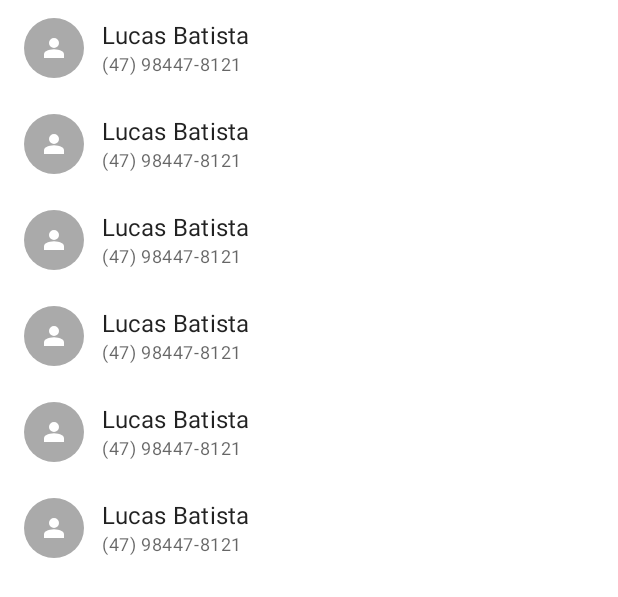
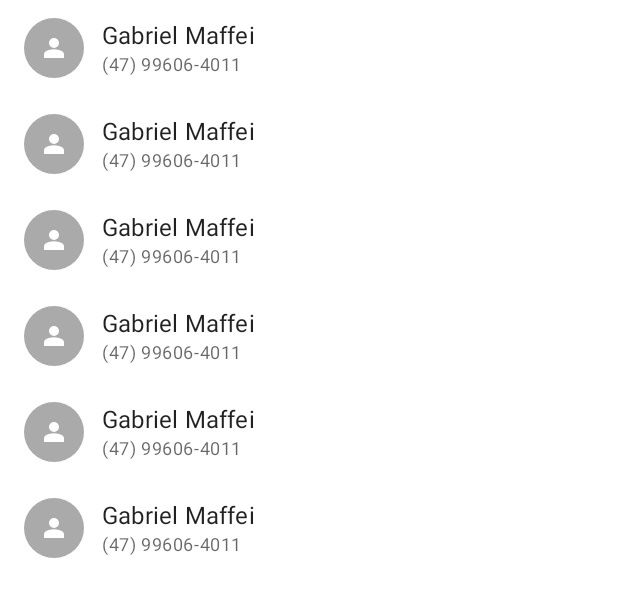
Before and after one commit to GabMaffei/Contatos_GNV, an Android app: the layout fragment_contact_list.xml on its own in the app's theme, with its tools: preview values and no code run, on a phone screen of 412 x 824 dp. Shown: the top 597 px of the screen. Run offline under Robolectric (Android 15) with nearby library versions, the phone set to English and light mode, and no system bars.

Commit message:
Updated defaults.

```diff
--- a/app/src/main/res/layout/contact_list_item.xml
+++ b/app/src/main/res/layout/contact_list_item.xml
@@ -31,13 +31,13 @@
             style="@style/TextAppearance.MaterialComponents.Subtitle1"
             android:layout_width="match_parent"
             android:layout_height="wrap_content"
-            tools:text="Lucas Batista" />
+            tools:text="Gabriel Maffei" />
 
         <TextView
             android:id="@+id/phone"
             style="@style/TextAppearance.MaterialComponents.Caption"
             android:layout_width="match_parent"
             android:layout_height="wrap_content"
-            tools:text="(47) 98447-8121" />
+            tools:text="(47) 99606-4011" />
     </LinearLayout>
 </LinearLayout>
```
